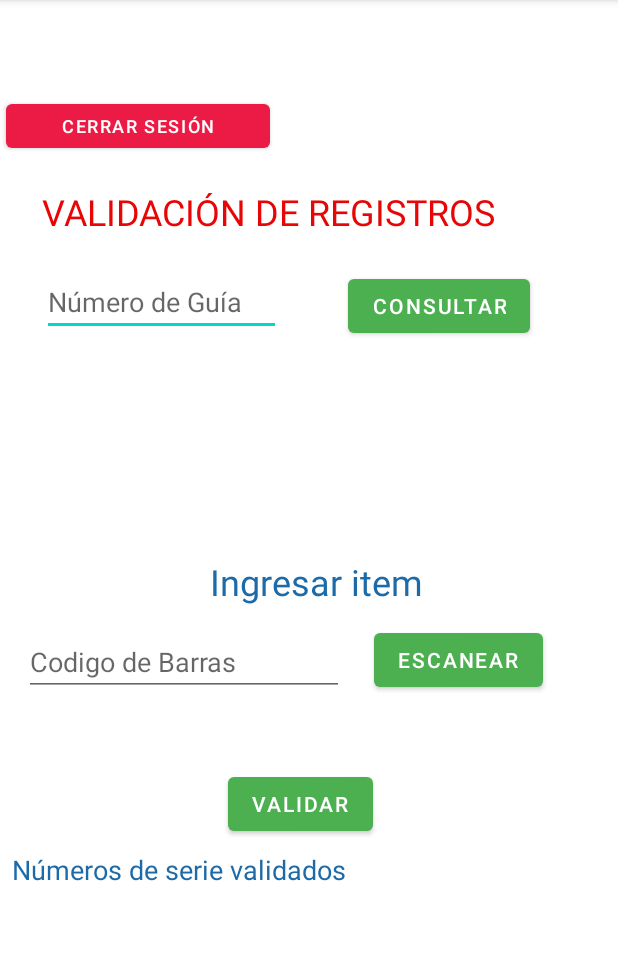
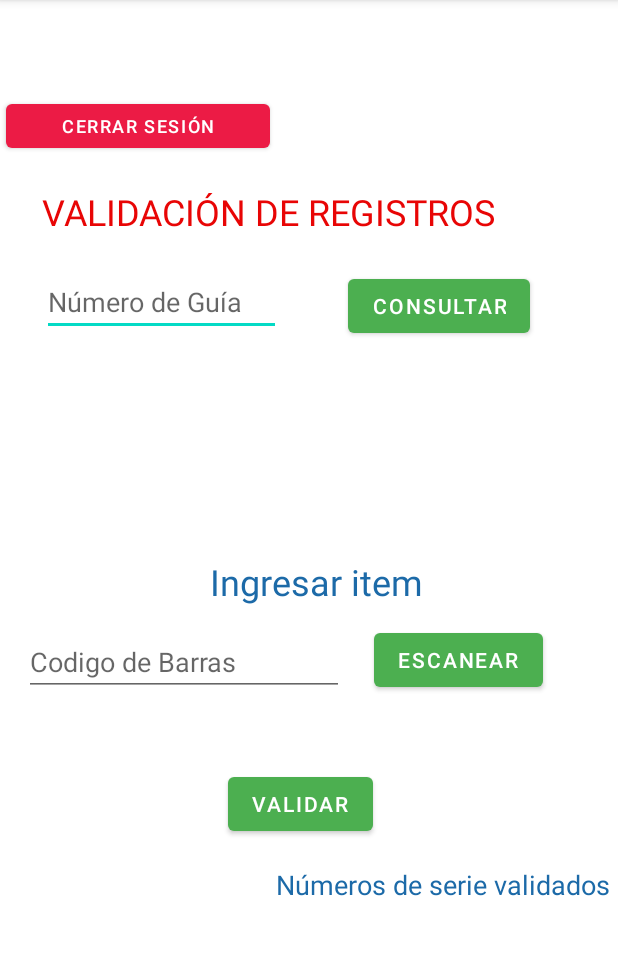
Before and after one commit to DadneCr/Movon-APP, an Android app: the RegistroValidacion screen opened directly, with no data from a screen before it, on a phone screen of 412 x 824 dp, the part 84-1039 px from its top. Run offline under Robolectric (Android 15) with nearby library versions, the phone set to English and light mode, and no system bars; our stand-ins replace Volley; network calls fail.

```diff
--- a/prueba - copia/app/src/main/java/com/example/prueba/MainActivity.java
+++ b/prueba - copia/app/src/main/java/com/example/prueba/MainActivity.java
@@ -42,7 +42,7 @@ public class MainActivity extends AppCompatActivity {
             public void onClick(View v) {
                 /*Intent intent = new Intent (v.getContext(), RegistroValidacion.class);
                 startActivityForResult(intent, 0);*/
-                login("http://192.168.0.16/Movon-APP/login.php?correo="+edtCorreo.getText()+"&password="+edtPassword.getText()+"");
+                login("http://192.168.0.11/Movon-APP/login.php?correo="+edtCorreo.getText()+"&password="+edtPassword.getText()+"");
             }
         });
     }
--- a/prueba - copia/app/src/main/res/layout/activity_resgistro.xml
+++ b/prueba - copia/app/src/main/res/layout/activity_resgistro.xml
@@ -68,10 +68,10 @@
 
     <TextView
         android:id="@+id/tvLoteValido"
-        android:layout_width="374dp"
-        android:layout_height="160dp"
-        android:layout_marginStart="8dp"
-        android:layout_marginLeft="8dp"
+        android:layout_width="258dp"
+        android:layout_height="146dp"
+        android:layout_marginStart="152dp"
+        android:layout_marginLeft="152dp"
         android:layout_marginBottom="4dp"
         app:layout_constraintBottom_toBottomOf="parent"
         app:layout_constraintStart_toStartOf="parent" />
@@ -104,9 +104,9 @@
         android:id="@+id/textView7"
         android:layout_width="wrap_content"
         android:layout_height="wrap_content"
-        android:layout_marginStart="8dp"
-        android:layout_marginLeft="8dp"
-        android:layout_marginBottom="12dp"
+        android:layout_marginStart="184dp"
+        android:layout_marginLeft="184dp"
+        android:layout_marginBottom="16dp"
         android:text="@string/n_meros_de_serie_validados"
         android:textColor="#1C6AA8"
         android:textSize="18sp"
@@ -179,4 +179,15 @@
         app:layout_constraintBottom_toTopOf="@+id/textView6"
         app:layout_constraintStart_toStartOf="parent" />
 
+    <LinearLayout
+        android:id="@+id/idLayout"
+        android:layout_width="104dp"
+        android:layout_height="425dp"
+        android:layout_marginStart="7dp"
+        android:layout_marginLeft="7dp"
+        android:layout_marginBottom="7dp"
+        android:orientation="vertical"
+        app:layout_constraintBottom_toBottomOf="parent"
+        app:layout_constraintStart_toStartOf="parent"></LinearLayout>
+
 </androidx.constraintlayout.widget.ConstraintLayout>
```
Also changed, not shown: prueba - copia/app/src/main/java/com/example/prueba/RegistroValidacion.java (+77 -13 lines), 3 other files.
